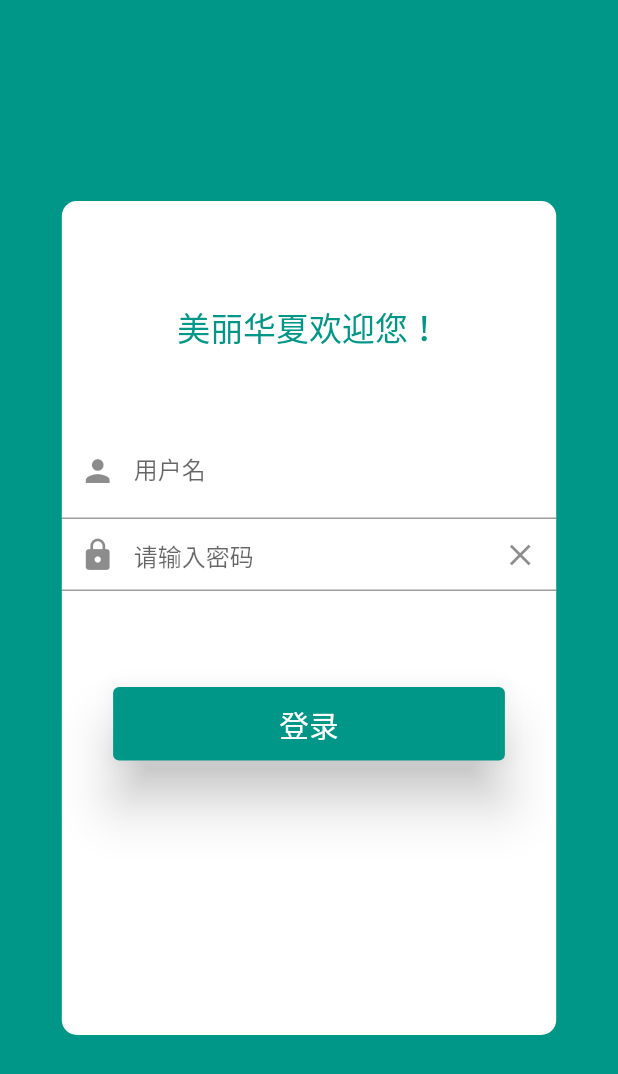
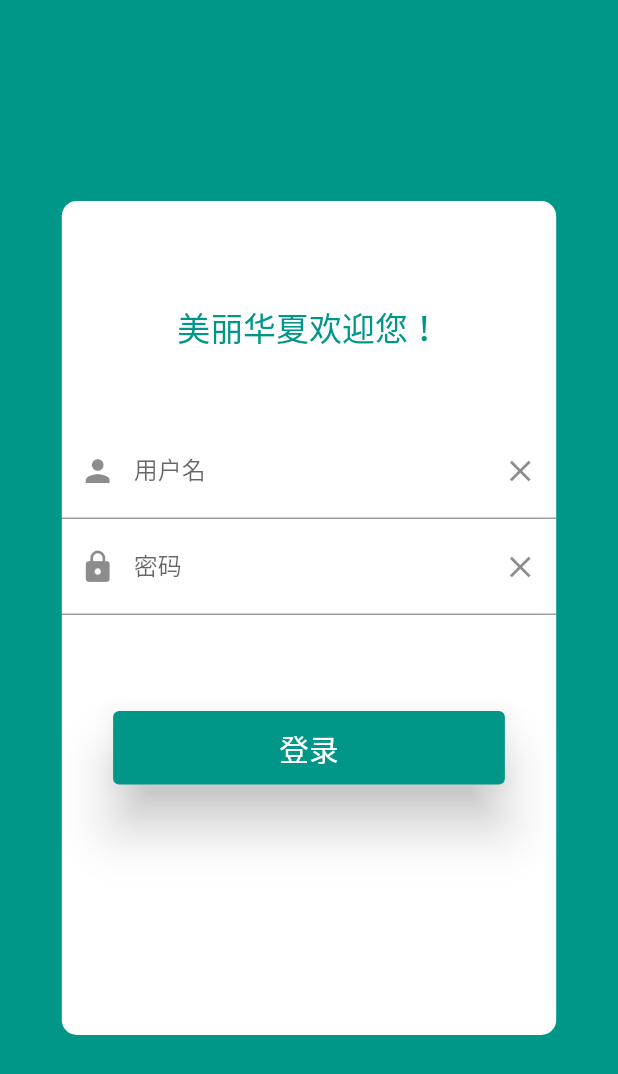
Before and after one commit to huajian123/bceet, a Flutter app: the screen it shows after launch, on a phone screen of 412 x 824 dp. Shown: the top 1074 px of the screen. Run offline on Flutter 3.47's test engine with Material 2 defaults, Android fonts, the phone set to English and light mode, and no system bars; our stand-ins replace fluro, flutter_screenutil; statements that could not run were skipped.

Commit message:
修改登录页

```diff
--- a/lib/main.dart
+++ b/lib/main.dart
@@ -1,16 +1,27 @@
 import 'package:bceet/pages/login_page/login.dart';
 import 'package:flutter/material.dart';
+import 'package:fluro/fluro.dart';
+import 'routers/routes.dart';
+import 'routers/application.dart';
 
-void main() => runApp(MyApp());
+void main() {
+  runApp(MyApp());
+}
 
 class MyApp extends StatelessWidget {
   // This widget is the root of your application.
   @override
   Widget build(BuildContext context) {
+    // 注册路由
+    final router = Router();
+    Routes.configureRoutes(router);
+    Application.router = router;
+
     return Container(
       child: MaterialApp(
         title: "美丽华夏",
-        home:Login(),
+        home: Login(),
+        onGenerateRoute: Application.router.generator,
         theme: ThemeData(
           primarySwatch: Colors.teal,
         ),
--- a/lib/pages/login_page/login.dart
+++ b/lib/pages/login_page/login.dart
@@ -1,3 +1,4 @@
+import 'package:bceet/routers/application.dart';
 import 'package:flutter/material.dart';
 import 'package:flutter_screenutil/flutter_screenutil.dart';
 
@@ -39,12 +40,19 @@ class Login extends StatelessWidget {
                 TextField(
                   autofocus: false,
                   decoration: InputDecoration(
-                      labelText: "用户名",
-                      hintText: "请输入美丽华夏",
-                      prefixIcon: Icon(Icons.person)),
+                    labelText: "用户名",
+                    hintText: "请输入美丽华夏",
+                    prefixIcon: Icon(Icons.person),
+                    suffixIcon: new IconButton(
+                      icon: new Icon(Icons.clear, color: Colors.black45),
+                      onPressed: () {},
+                    ),
+                  ),
                 ),
                 TextField(
+                  autofocus: false,
                   decoration: new InputDecoration(
+                    labelText: "密码",
                     hintText: '请输入密码',
                     prefixIcon: Icon(Icons.lock),
                     suffixIcon: new IconButton(
@@ -60,16 +68,21 @@ class Login extends StatelessWidget {
                 Container(
                   width: ScreenUtil().setWidth(490.0),
                   child: Card(
-                    color: Colors.teal,
+                    color: Theme.of(context).primaryColor,
                     elevation: 15.0,
                     child: FlatButton(
-                        onPressed: null,
+                        onPressed: () {
+                          Application.router.navigateTo(context, "/home");
+                        },
                         child: Padding(
                           padding: EdgeInsets.all(10.0),
-                          child: Text(
-                            "登录",
-                            style:
-                                TextStyle(color: Colors.white, fontSize: ScreenUtil().setSp(36.0)),
+                          child: InkWell(
+                            child: Text(
+                              "登录",
+                              style: TextStyle(
+                                  color: Colors.white,
+                                  fontSize: ScreenUtil().setSp(36.0)),
+                            ),
                           ),
                         )),
                   ),
--- /dev/null
+++ b/lib/routers/application.dart
@@ -0,0 +1,5 @@
+import 'package:fluro/fluro.dart';
+
+class Application{
+  static Router router;
+}
--- /dev/null
+++ b/lib/routers/router_handler.dart
@@ -0,0 +1,9 @@
+import 'package:bceet/pages/home_page/home.dart';
+import 'package:flutter/material.dart';
+import 'package:fluro/fluro.dart';
+
+Handler homeHander = Handler(
+    handlerFunc: (BuildContext context, Map<String, List<String>> params) {
+  print("ceshi");
+  return HomePage();
+});
--- /dev/null
+++ b/lib/routers/routes.dart
@@ -0,0 +1,19 @@
+import 'package:flutter/material.dart';
+import './router_handler.dart';
+import 'package:fluro/fluro.dart';
+
+class Routes {
+  static String root = "/";
+  static String homePage = "/home";
+
+  // 路由配置
+  static void configureRoutes(Router router) {
+    router.notFoundHandler = new Handler(
+        handlerFunc: (BuildContext context, Map<String, List<String>> params) {
+      print("找不到路由");
+    });
+
+    // 配置路由
+    router.define(homePage, handler: homeHander);
+  }
+}
--- a/pubspec.yaml
+++ b/pubspec.yaml
@@ -24,6 +24,7 @@ dependencies:
   # Use with the CupertinoIcons class for iOS style icons.
   cupertino_icons: ^0.1.2
   flutter_screenutil: ^0.6.1
+  fluro: ^1.5.1
 
 dev_dependencies:
   flutter_test:
```
Also changed, not shown: lib/pages/home_page/home.dart (added, +37 -0 lines), pubspec.lock.
